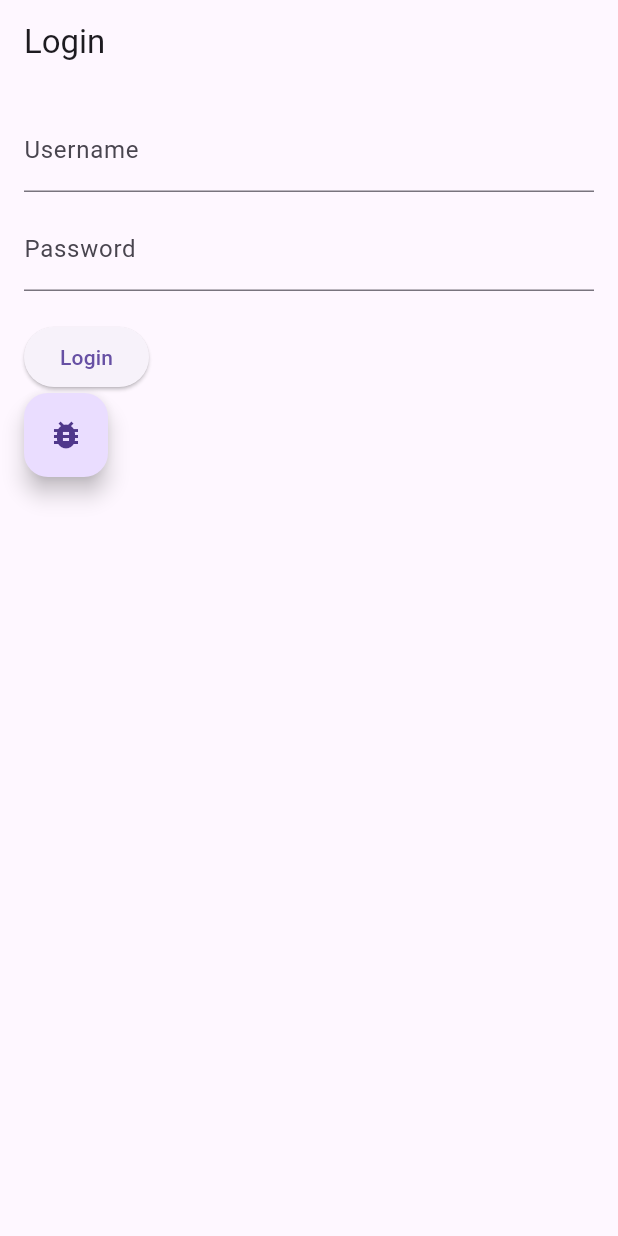
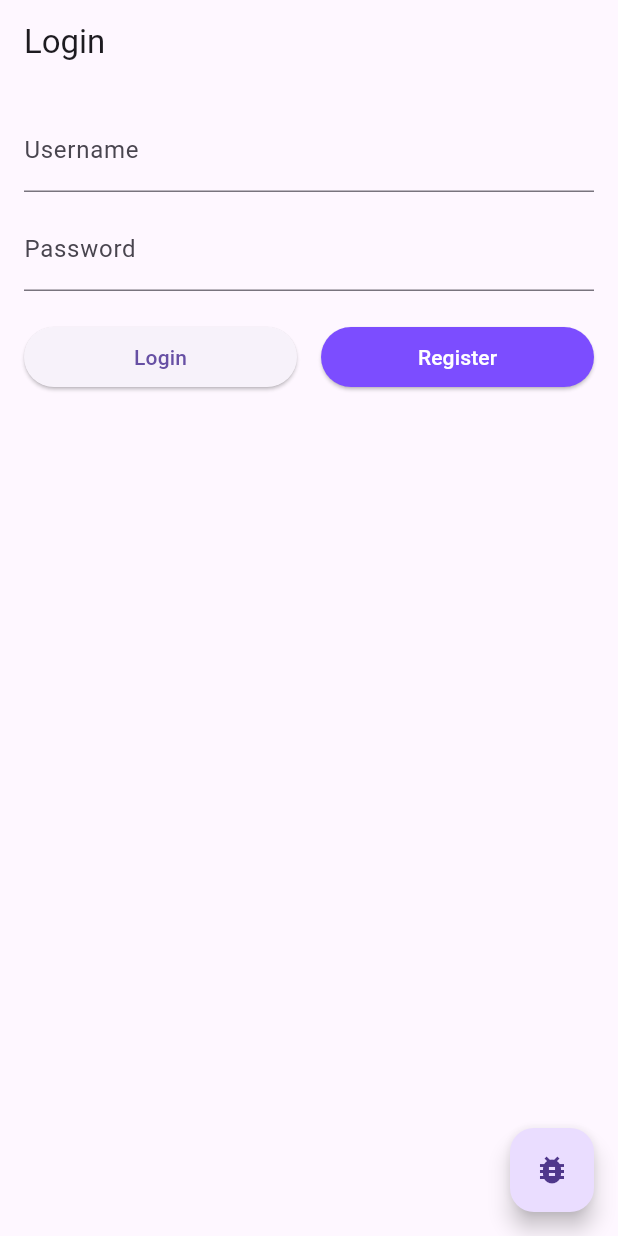
Before and after one commit to Aldinonid/learning-flutter, a Flutter app: the screen it shows after launch, on a phone screen of 412 x 824 dp. Run offline on Flutter 3.47's test engine with Material 3 defaults, Android fonts, the phone set to English and light mode, and no system bars; our stand-ins replace dio.

Commit message:
login and register

```diff
--- a/lib/features/auth/screens/login_screen.dart
+++ b/lib/features/auth/screens/login_screen.dart
@@ -1,4 +1,5 @@
 import 'package:flutter/material.dart';
+import 'package:flutter_module_1/features/auth/screens/register_screen.dart';
 import 'package:flutter_module_1/features/logs/network_log.dart';
 import '../repositories/auth_repository.dart';
 
@@ -50,6 +51,10 @@ class _LoginScreenState extends State<LoginScreen> {
     }
   }
 
+  void _register() {
+    Navigator.pushReplacement(context, MaterialPageRoute(builder: (context) => const RegisterScreen()));
+  }
+
   void _showSnackBar(String message, String status) {
     ScaffoldMessenger.of(context).showSnackBar(
       SnackBar(
@@ -80,14 +85,36 @@ class _LoginScreenState extends State<LoginScreen> {
               decoration: InputDecoration(labelText: "Password"),
               obscureText: true,  // Menyembunyikan password yang dimasukkan
             ),
-            SizedBox(height: 20),
-            _isLoading
-                ? CircularProgressIndicator()  // Menampilkan loading saat proses login
-                : ElevatedButton(
+            const SizedBox(height: 20),
+            if (_isLoading) ...[
+              Center(child: CircularProgressIndicator()),
+            ] else ...[
+              Row(
+                children: [
+                  Expanded(
+                    child: ElevatedButton(
                         onPressed: _login,
                         child: Text('Login'),
+                      )
                   ),
-            FloatingActionButton(
+                  const SizedBox(width: 16), // spasi antar tombol
+                  Expanded(
+                    child: ElevatedButton(
+                      style: ElevatedButton.styleFrom(
+                        backgroundColor: Colors.deepPurpleAccent,
+                        foregroundColor: Colors.white,
+                      ),
+                      onPressed: _register,
+                      child: Text('Register'),
+                    ),
+                  ),
+                ],
+              ),
+            ],
+          ],
+        ),
+      ),
+      floatingActionButton: FloatingActionButton(
         child: const Icon(Icons.bug_report),
         onPressed: () {
           Navigator.push(
@@ -95,9 +122,6 @@ class _LoginScreenState extends State<LoginScreen> {
             MaterialPageRoute(builder: (_) => const NetworkLogPage()),
           );
         },
-            )
-          ],
-        ),
       ),
     );
   }
```
Also changed, not shown: lib/features/auth/screens/register_screen.dart (+142 -0 lines). Lines whose indentation alone changed are shown as unchanged.
